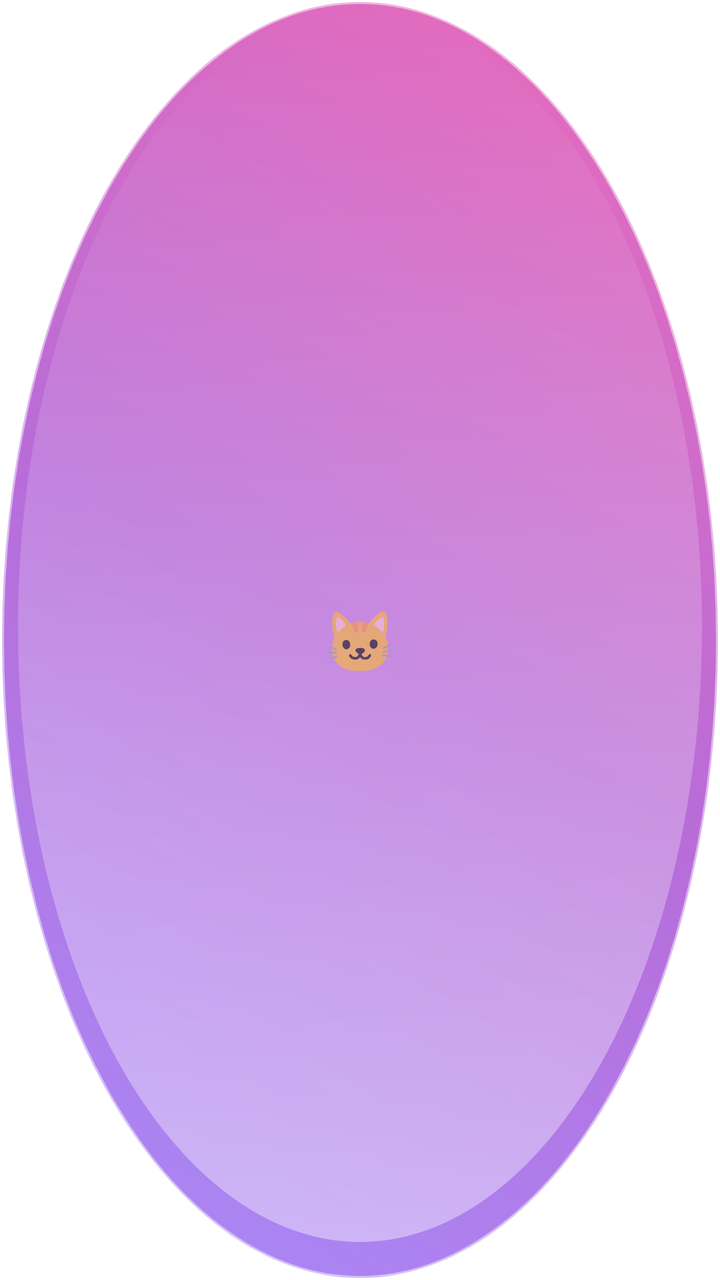
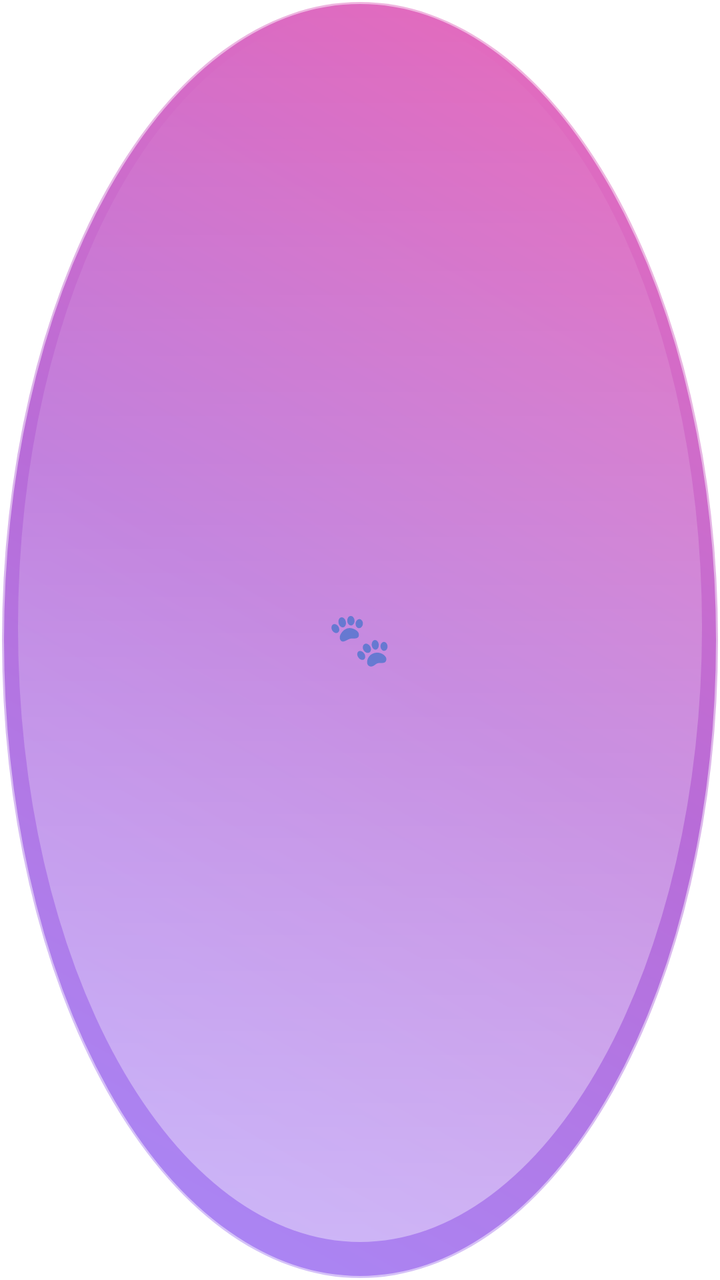

An Android layout rendered at two revisions. The XML below is the earlier revision; the diff shows what the commit changed to produce the second picture.
<!-- AndroidManifest.xml: application theme Theme.MiaoKeyboard -->
<!-- res/layout/floating_button.xml -->
<?xml version="1.0" encoding="utf-8"?>
<TextView xmlns:android="http://schemas.android.com/apk/res/android"
    android:id="@+id/float_btn"
    android:layout_width="wrap_content"
    android:layout_height="wrap_content"
    android:text="🐱"
    android:textSize="30sp"
    android:gravity="center"
    android:padding="14dp"
    android:background="@drawable/float_bg" />
<!-- resources referenced by this layout -->
<resources>
  <!-- drawable float_bg (drawable) -->
  <?xml version="1.0" encoding="utf-8"?>
  <layer-list xmlns:android="http://schemas.android.com/apk/res/android">
      
      <item>
          <shape android:shape="oval">
              <gradient
                  android:type="linear"
                  android:angle="45"
                  android:startColor="#FFA78BFA"
                  android:centerColor="#FFB86CD8"
                  android:endColor="#FFEC6BB8" />
              <stroke
                  android:width="2dp"
                  android:color="#80FFFFFF" />
          </shape>
      </item>
      
      <item
          android:left="9dp"
          android:top="6dp"
          android:right="9dp"
          android:bottom="19dp">
          <shape android:shape="oval">
              <gradient
                  android:type="linear"
                  android:angle="90"
                  android:startColor="#66FFFFFF"
                  android:endColor="#00FFFFFF" />
          </shape>
      </item>
  </layer-list>
  <style name="Theme.MiaoKeyboard" parent="Theme.MaterialComponents.DayNight.NoActionBar">
          <item name="colorPrimary">@color/purple</item>
          <item name="colorPrimaryVariant">@color/purple_dark</item>
          <item name="colorOnPrimary">@android:color/white</item>
      </style>
  <color name="purple">#FF6C4AB6</color>
  <color name="purple_dark">#FF4A2F86</color>
</resources>

<!-- the commit's change to res/layout/floating_button.xml (unified diff, before → after) -->
@@ -1,10 +1,16 @@
 <?xml version="1.0" encoding="utf-8"?>
-<TextView xmlns:android="http://schemas.android.com/apk/res/android"
-    android:id="@+id/float_btn"
-    android:layout_width="wrap_content"
-    android:layout_height="wrap_content"
-    android:text="🐱"
-    android:textSize="30sp"
-    android:gravity="center"
-    android:padding="14dp"
-    android:background="@drawable/float_bg" />
+<FrameLayout xmlns:android="http://schemas.android.com/apk/res/android"
+    android:id="@+id/float_container"
+    android:layout_width="56dp"
+    android:layout_height="56dp"
+    android:background="@drawable/float_bg">
+    <TextView
+        android:id="@+id/float_btn"
+        android:layout_width="wrap_content"
+        android:layout_height="wrap_content"
+        android:layout_gravity="center"
+        android:text="🐾"
+        android:textSize="26sp"
+        android:gravity="center"
+        android:includeFontPadding="false" />
+</FrameLayout>
